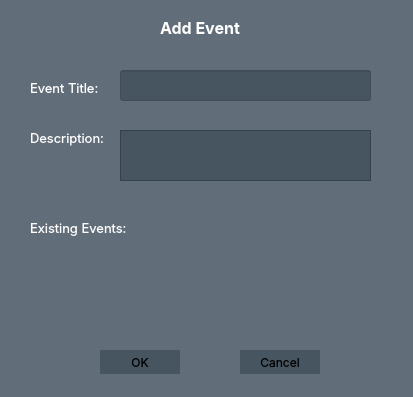
The window that WardenFort/eventdialog.ui (oncelerr/WardenFort) describes before a commit, drawn with Qt 5.
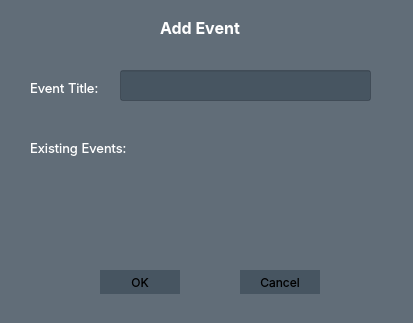
The same window after the commit.

```diff
--- a/WardenFort/eventdialog.ui
+++ b/WardenFort/eventdialog.ui
@@ -7,7 +7,7 @@
     <x>0</x>
     <y>0</y>
     <width>413</width>
-    <height>397</height>
+    <height>323</height>
    </rect>
   </property>
   <property name="windowTitle">
@@ -92,7 +92,7 @@
    <property name="geometry">
     <rect>
      <x>100</x>
-     <y>350</y>
+     <y>270</y>
      <width>80</width>
      <height>24</height>
     </rect>
@@ -122,7 +122,7 @@
    <property name="geometry">
     <rect>
      <x>240</x>
-     <y>350</y>
+     <y>270</y>
      <width>80</width>
      <height>24</height>
     </rect>
@@ -148,52 +148,11 @@
     <string>Cancel</string>
    </property>
   </widget>
-  <widget class="QLabel" name="label_3">
-   <property name="geometry">
-    <rect>
-     <x>30</x>
-     <y>130</y>
-     <width>81</width>
-     <height>16</height>
-    </rect>
-   </property>
-   <property name="font">
-    <font>
-     <family>Inter</family>
-     <pointsize>10</pointsize>
-    </font>
-   </property>
-   <property name="styleSheet">
-    <string notr="true">background-color: transparent;
-color: white;</string>
-   </property>
-   <property name="text">
-    <string>Description:</string>
-   </property>
-  </widget>
-  <widget class="QPlainTextEdit" name="eventDescriptionPlainTextEdit">
-   <property name="geometry">
-    <rect>
-     <x>120</x>
-     <y>130</y>
-     <width>251</width>
-     <height>51</height>
-    </rect>
-   </property>
-   <property name="font">
-    <font>
-     <family>Inter</family>
-    </font>
-   </property>
-   <property name="styleSheet">
-    <string notr="true">color: white;</string>
-   </property>
-  </widget>
   <widget class="QLabel" name="label_4">
    <property name="geometry">
     <rect>
      <x>30</x>
-     <y>220</y>
+     <y>140</y>
      <width>101</width>
      <height>16</height>
     </rect>
@@ -216,7 +175,7 @@
    <property name="geometry">
     <rect>
      <x>30</x>
-     <y>250</y>
+     <y>170</y>
      <width>351</width>
      <height>81</height>
     </rect>
```
